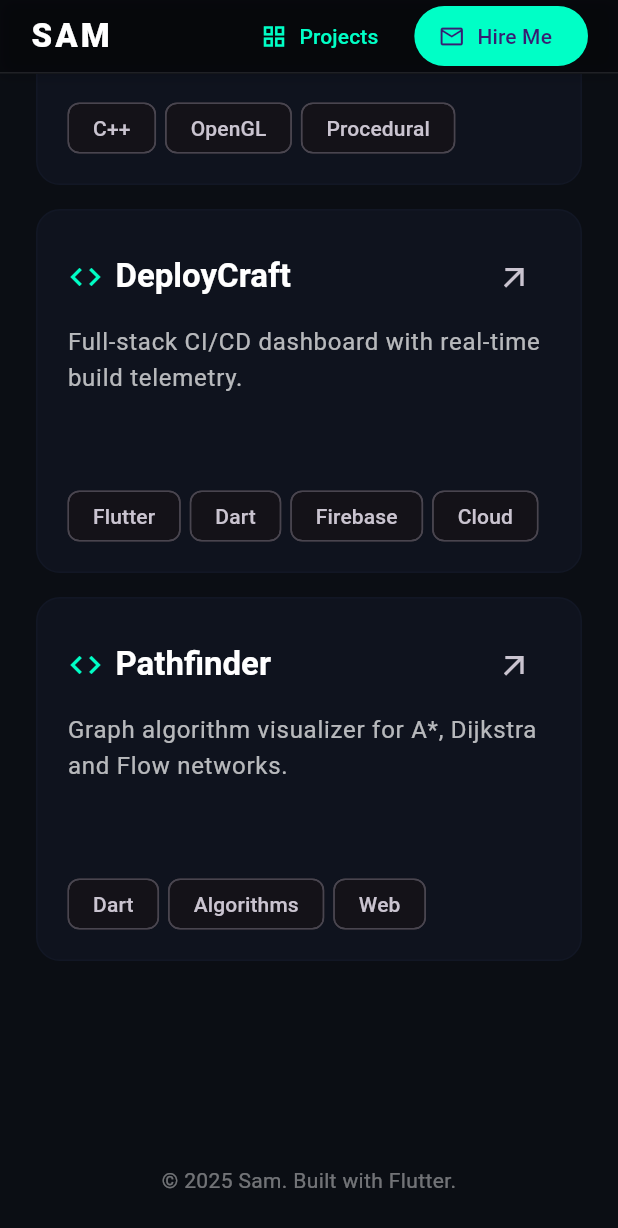
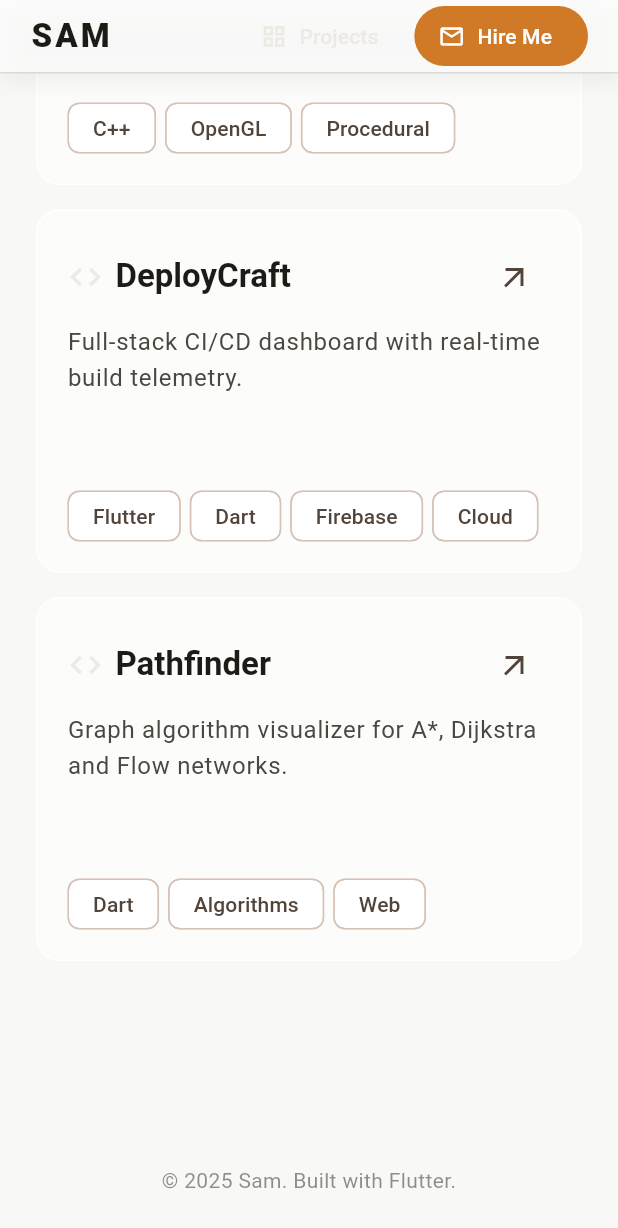
Before and after one commit to Catley94/flutter_web_portfolio, a Flutter app: the screen it shows after launch, scrolled down 1143 dp, on a phone screen of 412 x 824 dp. Shown: the top 1228 px of the screen. Run offline on Flutter 3.47's test engine with Material 3 defaults, Android fonts, the phone set to English and light mode, and no system bars.

Commit message:
White brown design

```diff
--- a/lib/app.dart
+++ b/lib/app.dart
@@ -41,7 +41,7 @@ class _PortfolioAppState extends State<PortfolioApp> {
     return MaterialApp(
       debugShowCheckedModeBanner: false,
       title: 'Sam — Game Dev & Software Engineer',
-      theme: PortfolioTheme.darkNeon(),
+      theme: PortfolioTheme.lightWarm(),
       home: Scaffold(
         appBar: PreferredSize(
           preferredSize: const Size.fromHeight(64),
@@ -76,9 +76,9 @@ class _TopNav extends StatelessWidget {
     final color = Theme.of(context).colorScheme;
     return Container(
       decoration: BoxDecoration(
-        color: Colors.black.withOpacity(0.3),
-        border: Border(bottom: BorderSide(color: Colors.white10)),
-        boxShadow: [BoxShadow(color: Colors.black.withOpacity(0.2), blurRadius: 8)],
+        color: Colors.white.withOpacity(0.7),
+        border: const Border(bottom: BorderSide(color: Color(0x22000000))),
+        boxShadow: [BoxShadow(color: Colors.black.withOpacity(0.06), blurRadius: 12, offset: const Offset(0, 4))],
       ),
       padding: const EdgeInsets.symmetric(horizontal: 20),
       child: Row(
@@ -89,7 +89,10 @@ class _TopNav extends StatelessWidget {
           const SizedBox(width: 8),
           FilledButton.icon(
             onPressed: () {},
-            style: ButtonStyle(backgroundColor: WidgetStatePropertyAll(color.primary)),
+            style: ButtonStyle(
+              backgroundColor: WidgetStatePropertyAll(color.secondary),
+              foregroundColor: const WidgetStatePropertyAll(Colors.white),
+            ),
             icon: const Icon(Icons.email_outlined),
             label: const Text('Hire Me'),
           ),
--- a/lib/theme.dart
+++ b/lib/theme.dart
@@ -1,22 +1,26 @@
 import 'package:flutter/material.dart';
 
 class PortfolioTheme {
-  static ThemeData darkNeon() {
-    const bg = Color(0xFF0B0E14);
-    const primary = Color(0xFF00FFC6); // neon mint
-    const accent = Color(0xFF9B5CFF); // purple
-    const surface = Color(0xFF121725);
+  static ThemeData lightWarm() {
+    // Whitish base with warm brown/orange secondary
+    const bg = Color(0xFFF8F8F6); // off-white
+    const surface = Color(0xFFFFFFFF);
+    const primary = Color(0xFFEDEAE3); // warm ivory as primary emphasis
+    const secondary = Color(0xFFD07A28); // warm brown/orange
 
-    final base = ThemeData.dark(useMaterial3: true);
-    return base.copyWith(
+    final base = ThemeData.light(useMaterial3: true);
+    final scheme = ColorScheme.fromSeed(
+      seedColor: secondary,
+      brightness: Brightness.light,
+      primary: primary,
+      secondary: secondary,
+      background: bg,
+      surface: surface,
+    );
+
+    return ThemeData.from(colorScheme: scheme, useMaterial3: true).copyWith(
       scaffoldBackgroundColor: bg,
-      colorScheme: base.colorScheme.copyWith(
-        primary: primary,
-        secondary: accent,
-        surface: surface,
-        background: bg,
-      ),
-      textTheme: _textTheme(base.textTheme),
+      textTheme: _textThemeLight(ThemeData.light().textTheme),
       appBarTheme: const AppBarTheme(
         backgroundColor: Colors.transparent,
         surfaceTintColor: Colors.transparent,
@@ -25,14 +29,17 @@ class PortfolioTheme {
     );
   }
 
-  static TextTheme _textTheme(TextTheme base) {
+  static TextTheme _textThemeLight(TextTheme base) {
+    // Dark text for light background
+    const onBg = Color(0xFF1D1B16);
+    const onBgMuted = Color(0xFF4A473F);
     return base.copyWith(
-      displayLarge: base.displayLarge?.copyWith(color: Colors.white),
-      displayMedium: base.displayMedium?.copyWith(color: Colors.white),
-      titleLarge: base.titleLarge?.copyWith(color: Colors.white),
-      bodyLarge: base.bodyLarge?.copyWith(color: Colors.white70),
-      bodyMedium: base.bodyMedium?.copyWith(color: Colors.white70),
-      labelLarge: base.labelLarge?.copyWith(color: Colors.white70),
+      displayLarge: base.displayLarge?.copyWith(color: onBg),
+      displayMedium: base.displayMedium?.copyWith(color: onBg),
+      titleLarge: base.titleLarge?.copyWith(color: onBg),
+      bodyLarge: base.bodyLarge?.copyWith(color: onBgMuted),
+      bodyMedium: base.bodyMedium?.copyWith(color: onBgMuted),
+      labelLarge: base.labelLarge?.copyWith(color: onBgMuted),
     );
   }
 }
```
Also changed, not shown: lib/sections/hero_section.dart (+96 -34 lines), lib/widgets/circular_nav.dart (added, +211 -0 lines).
